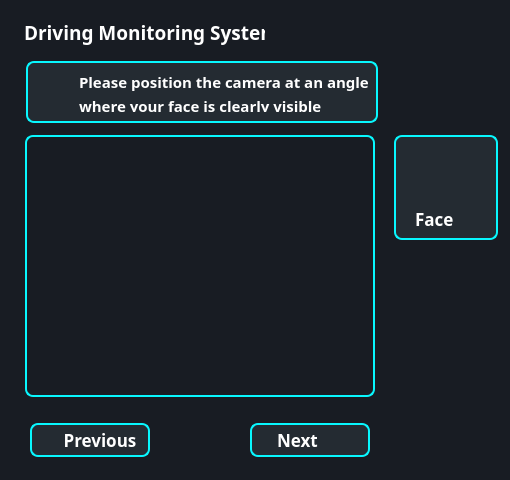
Before: the Qt Designer form dms_client/ui/camsetpage.ui in veda-team4/dms, drawn with Qt 5.
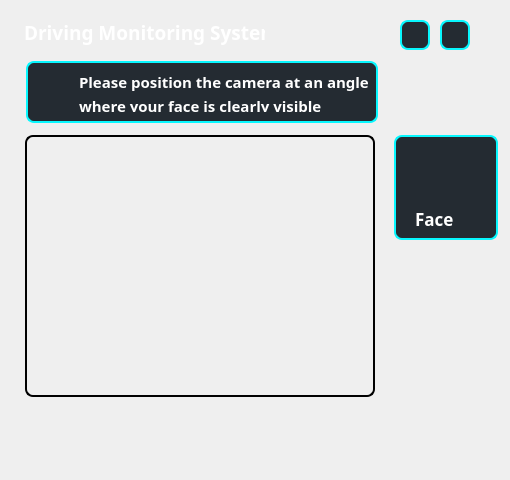
After: the same form once the commit is applied. Icons and pictures are not drawn.

Commit message: 이동 버튼 상단으로 옮기기

The edit to the form file:
```diff
--- a/dms_client/ui/camsetpage.ui
+++ b/dms_client/ui/camsetpage.ui
@@ -31,15 +31,6 @@
   <property name="windowTitle">
    <string>Form</string>
   </property>
-  <property name="autoFillBackground">
-   <bool>false</bool>
-  </property>
-  <property name="styleSheet">
-   <string notr="true">QWidget {
-background-color: #181C23;
-}
-</string>
-  </property>
   <widget class="QLabel" name="infoLabel">
    <property name="geometry">
     <rect>
@@ -117,7 +108,7 @@
     </size>
    </property>
    <property name="styleSheet">
-    <string notr="true">border: 2px solid #08F7FE;
+    <string notr="true">border: 2px solid black;
 border-radius: 8px;
 outline: none;</string>
    </property>
@@ -131,10 +122,10 @@
   <widget class="QPushButton" name="nextButton">
    <property name="geometry">
     <rect>
-     <x>250</x>
-     <y>423</y>
-     <width>120</width>
-     <height>34</height>
+     <x>440</x>
+     <y>20</y>
+     <width>30</width>
+     <height>30</height>
     </rect>
    </property>
    <property name="maximumSize">
@@ -154,7 +145,7 @@
     <string notr="true">QPushButton {
     border: 2px solid black;
     border-radius: 8px;
-    background-color: rgb(36, 43, 50);
+	background-color: transparent;
 	border-color: rgb(8, 247, 254);
     outline: none;
 	color: white;
@@ -170,16 +161,16 @@
 }</string>
    </property>
    <property name="text">
-    <string>Next</string>
+    <string/>
    </property>
   </widget>
   <widget class="QPushButton" name="previousButton">
    <property name="geometry">
     <rect>
-     <x>30</x>
-     <y>423</y>
-     <width>120</width>
-     <height>34</height>
+     <x>400</x>
+     <y>20</y>
+     <width>30</width>
+     <height>30</height>
     </rect>
    </property>
    <property name="maximumSize">
@@ -199,7 +190,7 @@
     <string notr="true">QPushButton {
     border: 2px solid black;
     border-radius: 8px;
-    background-color: rgb(36, 43, 50);
+    background-color: transparent;
 	border-color: rgb(8, 247, 254);
     outline: none;
 	color: white;
@@ -215,7 +206,7 @@
 }</string>
    </property>
    <property name="text">
-    <string>Previous</string>
+    <string/>
    </property>
   </widget>
   <widget class="QLabel" name="infotext">
@@ -284,15 +275,17 @@
   <widget class="QLabel" name="left">
    <property name="geometry">
     <rect>
-     <x>30</x>
-     <y>425</y>
+     <x>400</x>
+     <y>20</y>
      <width>30</width>
      <height>30</height>
     </rect>
    </property>
    <property name="styleSheet">
     <string notr="true">image: url(:/images/image/arrow_left.png);
-background-color: transparent;</string>
+border: 2px solid transparent;
+border-radius: 8px;
+background-color: rgb(36, 43, 50);</string>
    </property>
    <property name="text">
     <string/>
@@ -301,15 +294,17 @@
   <widget class="QLabel" name="right">
    <property name="geometry">
     <rect>
-     <x>339</x>
-     <y>425</y>
+     <x>440</x>
+     <y>20</y>
      <width>30</width>
      <height>30</height>
     </rect>
    </property>
    <property name="styleSheet">
     <string notr="true">image: url(:/images/image/arrow_right.png);
-background-color: transparent;</string>
+border: 2px solid transparent;
+border-radius: 8px;
+background-color: rgb(36, 43, 50);</string>
    </property>
    <property name="text">
     <string/>
@@ -497,14 +492,14 @@
     <string/>
    </property>
   </widget>
+  <zorder>right</zorder>
+  <zorder>left</zorder>
   <zorder>videoLabel</zorder>
   <zorder>nextButton</zorder>
   <zorder>previousButton</zorder>
   <zorder>infoLabel</zorder>
   <zorder>infotext</zorder>
   <zorder>lock</zorder>
-  <zorder>left</zorder>
-  <zorder>right</zorder>
   <zorder>faceLabel</zorder>
   <zorder>facetext</zorder>
   <zorder>title</zorder>
```
The commit also changes 4 other files.
